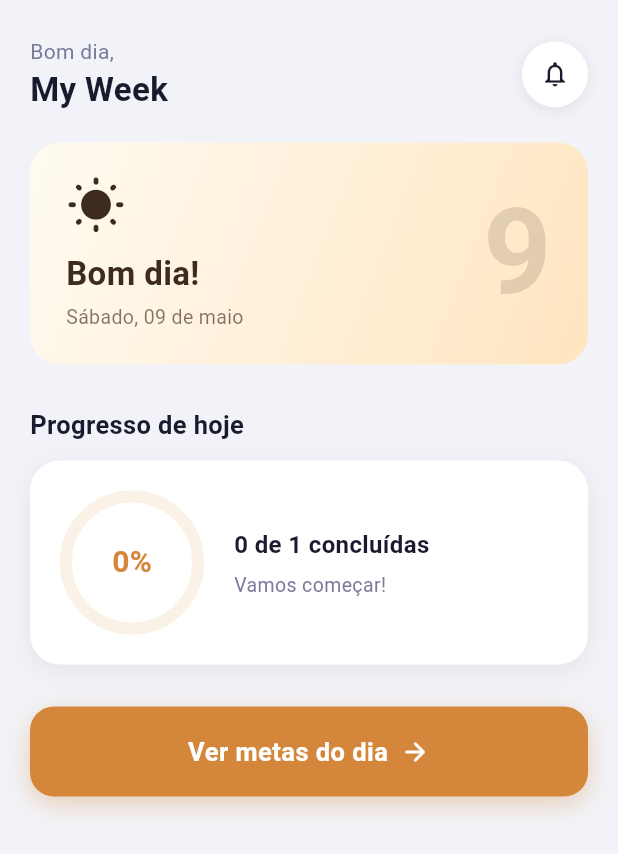
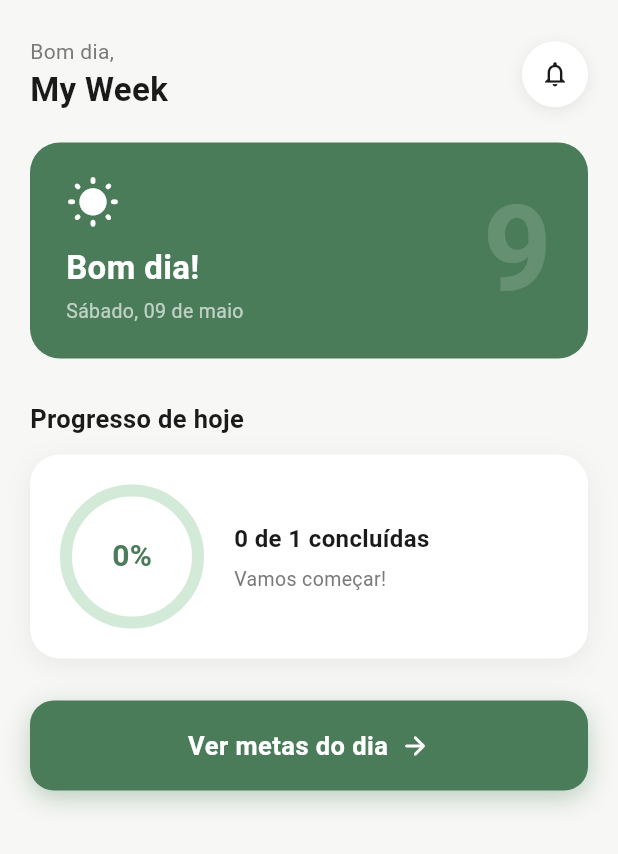
Before and after one commit to JotaDouglas/myweek, a Flutter app: the screen it shows after launch, on a phone screen of 412 x 824 dp. Shown: the top 854 px of the screen. Run offline on Flutter 3.47's test engine with Material 3 defaults, Android fonts, the phone set to English and light mode, and no system bars; Roboto replaces fonts that are missing (SF Pro Display).

Commit message:
feat: Tela home com apenas uma cor

```diff
--- a/lib/core/theme/cores_app.dart
+++ b/lib/core/theme/cores_app.dart
@@ -12,21 +12,4 @@ class CoresApp {
   static const Color diaSelecionado = Color(0xFF4A7C59);
   static const Color diaAtual = Color(0xFFD4EAD9);
 
-  // Período: Manhã (5h–12h)
-  static const Color fundoManha1 = Color(0xFFFFFBF2);
-  static const Color fundoManha2 = Color(0xFFFFE5C0);
-  static const Color accentManha = Color(0xFFD4873A);
-  static const Color textoManha = Color(0xFF3D2B1F);
-
-  // Período: Tarde (12h–18h)
-  static const Color fundoTarde1 = Color(0xFFFFF4EC);
-  static const Color fundoTarde2 = Color(0xFFFFD4A0);
-  static const Color accentTarde = Color(0xFFE07020);
-  static const Color textoTarde = Color(0xFF3E2010);
-
-  // Período: Noite (18h–5h)
-  static const Color fundoNoite1 = Color(0xFF1C2540);
-  static const Color fundoNoite2 = Color(0xFF0D1420);
-  static const Color accentNoite = Color(0xFF8B9FE8);
-  static const Color textoNoite = Color(0xFFE8ECF8);
 }
--- a/lib/views/tela_inicial/tela_inicial_page.dart
+++ b/lib/views/tela_inicial/tela_inicial_page.dart
@@ -27,14 +27,13 @@ class _TelaInicialPageState extends State<TelaInicialPage> {
   @override
   Widget build(BuildContext context) {
     final vm = context.watch<SemanaViewModel>();
-    final periodo = periodoAtual();
-    final tema = _temaDoPeriodo(periodo);
+    final info = _infoDoPeriodo(periodoAtual());
 
     final total = vm.metasDoDia.length;
     final concluidas = vm.metasDoDia.where((m) => m.concluida).length;
 
     return Scaffold(
-      backgroundColor: const Color(0xFFF2F3F8),
+      backgroundColor: CoresApp.fundo,
       body: SafeArea(
         child: SingleChildScrollView(
           padding: const EdgeInsets.symmetric(horizontal: 20),
@@ -42,26 +41,22 @@ class _TelaInicialPageState extends State<TelaInicialPage> {
             crossAxisAlignment: CrossAxisAlignment.start,
             children: [
               const SizedBox(height: 24),
-              _cabecalho(tema),
+              _cabecalho(info),
               const SizedBox(height: 20),
-              _cartaoSaudacao(tema),
+              _cartaoSaudacao(info),
               const SizedBox(height: 28),
               const Text(
                 'Progresso de hoje',
                 style: TextStyle(
                   fontSize: 17,
                   fontWeight: FontWeight.bold,
-                  color: Color(0xFF1A1A2E),
+                  color: CoresApp.textoPrimario,
                 ),
               ),
               const SizedBox(height: 12),
-              IndicadorProgressoDiario(
-                total: total,
-                concluidas: concluidas,
-                corAccent: tema.corAccent,
-              ),
+              IndicadorProgressoDiario(total: total, concluidas: concluidas),
               const SizedBox(height: 28),
-              _botaoVerMetas(tema),
+              _botaoVerMetas(),
               const SizedBox(height: 32),
             ],
           ),
@@ -70,7 +65,7 @@ class _TelaInicialPageState extends State<TelaInicialPage> {
     );
   }
 
-  Widget _cabecalho(_TemaPeriodo tema) {
+  Widget _cabecalho(_InfoPeriodo info) {
     return Row(
       crossAxisAlignment: CrossAxisAlignment.center,
       children: [
@@ -78,10 +73,10 @@ class _TelaInicialPageState extends State<TelaInicialPage> {
           crossAxisAlignment: CrossAxisAlignment.start,
           children: [
             Text(
-              tema.saudacaoCurta,
+              info.saudacaoCurta,
               style: const TextStyle(
                 fontSize: 14,
-                color: Color(0xFF7A7A9D),
+                color: CoresApp.textoSecundario,
                 fontWeight: FontWeight.w400,
               ),
             ),
@@ -90,7 +85,7 @@ class _TelaInicialPageState extends State<TelaInicialPage> {
               style: TextStyle(
                 fontSize: 22,
                 fontWeight: FontWeight.bold,
-                color: Color(0xFF1A1A2E),
+                color: CoresApp.textoPrimario,
               ),
             ),
           ],
@@ -112,7 +107,7 @@ class _TelaInicialPageState extends State<TelaInicialPage> {
           ),
           child: const Icon(
             Icons.notifications_outlined,
-            color: Color(0xFF1A1A2E),
+            color: CoresApp.textoPrimario,
             size: 20,
           ),
         ),
@@ -120,16 +115,12 @@ class _TelaInicialPageState extends State<TelaInicialPage> {
     );
   }
 
-  Widget _cartaoSaudacao(_TemaPeriodo tema) {
+  Widget _cartaoSaudacao(_InfoPeriodo info) {
     final hoje = DateTime.now();
     return Container(
       padding: const EdgeInsets.symmetric(horizontal: 24, vertical: 22),
       decoration: BoxDecoration(
-        gradient: LinearGradient(
-          begin: Alignment.topLeft,
-          end: Alignment.bottomRight,
-          colors: tema.gradiente,
-        ),
+        color: CoresApp.primaria,
         borderRadius: BorderRadius.circular(20),
       ),
       child: Row(
@@ -138,12 +129,12 @@ class _TelaInicialPageState extends State<TelaInicialPage> {
           Column(
             crossAxisAlignment: CrossAxisAlignment.start,
             children: [
-              Icon(tema.icone, color: tema.corTexto, size: 40),
+              Icon(info.icone, color: Colors.white, size: 36),
               const SizedBox(height: 10),
               Text(
-                tema.saudacao,
-                style: TextStyle(
-                  color: tema.corTexto,
+                info.saudacao,
+                style: const TextStyle(
+                  color: Colors.white,
                   fontSize: 22,
                   fontWeight: FontWeight.bold,
                 ),
@@ -152,7 +143,7 @@ class _TelaInicialPageState extends State<TelaInicialPage> {
               Text(
                 formatarDataExtenso(hoje),
                 style: TextStyle(
-                  color: tema.corTexto.withValues(alpha: 0.65),
+                  color: Colors.white.withValues(alpha: 0.65),
                   fontSize: 13,
                 ),
               ),
@@ -162,7 +153,7 @@ class _TelaInicialPageState extends State<TelaInicialPage> {
           Text(
             hoje.day.toString(),
             style: TextStyle(
-              color: tema.corTexto.withValues(alpha: 0.15),
+              color: Colors.white.withValues(alpha: 0.15),
               fontSize: 80,
               fontWeight: FontWeight.bold,
               height: 1.0,
@@ -173,7 +164,7 @@ class _TelaInicialPageState extends State<TelaInicialPage> {
     );
   }
 
-  Widget _botaoVerMetas(_TemaPeriodo tema) {
+  Widget _botaoVerMetas() {
     return GestureDetector(
       onTap: () async {
         await Navigator.push(
@@ -186,11 +177,11 @@ class _TelaInicialPageState extends State<TelaInicialPage> {
         width: double.infinity,
         padding: const EdgeInsets.symmetric(vertical: 18),
         decoration: BoxDecoration(
-          color: tema.corAccent,
+          color: CoresApp.primaria,
           borderRadius: BorderRadius.circular(16),
           boxShadow: [
             BoxShadow(
-              color: tema.corAccent.withValues(alpha: 0.35),
+              color: CoresApp.primaria.withValues(alpha: 0.35),
               blurRadius: 14,
               offset: const Offset(0, 5),
             ),
@@ -216,31 +207,22 @@ class _TelaInicialPageState extends State<TelaInicialPage> {
     );
   }
 
-  _TemaPeriodo _temaDoPeriodo(PeriodoDia periodo) {
+  _InfoPeriodo _infoDoPeriodo(PeriodoDia periodo) {
     switch (periodo) {
       case PeriodoDia.manha:
-        return const _TemaPeriodo(
-          gradiente: [CoresApp.fundoManha1, CoresApp.fundoManha2],
-          corTexto: CoresApp.textoManha,
-          corAccent: CoresApp.accentManha,
+        return const _InfoPeriodo(
           icone: Icons.wb_sunny_rounded,
           saudacao: 'Bom dia!',
           saudacaoCurta: 'Bom dia,',
         );
       case PeriodoDia.tarde:
-        return const _TemaPeriodo(
-          gradiente: [CoresApp.fundoTarde1, CoresApp.fundoTarde2],
-          corTexto: CoresApp.textoTarde,
-          corAccent: CoresApp.accentTarde,
+        return const _InfoPeriodo(
           icone: Icons.light_mode_rounded,
           saudacao: 'Boa tarde!',
           saudacaoCurta: 'Boa tarde,',
         );
       case PeriodoDia.noite:
-        return const _TemaPeriodo(
-          gradiente: [CoresApp.fundoNoite1, CoresApp.fundoNoite2],
-          corTexto: CoresApp.textoNoite,
-          corAccent: CoresApp.accentNoite,
+        return const _InfoPeriodo(
           icone: Icons.nightlight_round,
           saudacao: 'Boa noite!',
           saudacaoCurta: 'Boa noite,',
@@ -249,18 +231,12 @@ class _TelaInicialPageState extends State<TelaInicialPage> {
   }
 }
 
-class _TemaPeriodo {
-  final List<Color> gradiente;
-  final Color corTexto;
-  final Color corAccent;
+class _InfoPeriodo {
   final IconData icone;
   final String saudacao;
   final String saudacaoCurta;
 
-  const _TemaPeriodo({
-    required this.gradiente,
-    required this.corTexto,
-    required this.corAccent,
+  const _InfoPeriodo({
     required this.icone,
     required this.saudacao,
     required this.saudacaoCurta,
--- a/lib/views/tela_inicial/widgets/indicador_progresso_diario.dart
+++ b/lib/views/tela_inicial/widgets/indicador_progresso_diario.dart
@@ -1,15 +1,15 @@
 import 'package:flutter/material.dart';
+
+import '../../../core/theme/cores_app.dart';
 
 class IndicadorProgressoDiario extends StatelessWidget {
   final int total;
   final int concluidas;
-  final Color corAccent;
 
   const IndicadorProgressoDiario({
     super.key,
     required this.total,
     required this.concluidas,
-    required this.corAccent,
   });
 
   @override
@@ -42,14 +42,16 @@ class IndicadorProgressoDiario extends StatelessWidget {
                   child: CircularProgressIndicator(
                     value: percentual,
                     strokeWidth: 8,
-                    backgroundColor: corAccent.withValues(alpha: 0.12),
-                    valueColor: AlwaysStoppedAnimation<Color>(corAccent),
+                    backgroundColor: CoresApp.primariaSuave,
+                    valueColor: const AlwaysStoppedAnimation<Color>(
+                      CoresApp.primaria,
+                    ),
                   ),
                 ),
                 Text(
                   percentualTexto,
-                  style: TextStyle(
-                    color: corAccent,
+                  style: const TextStyle(
+                    color: CoresApp.primaria,
                     fontSize: 20,
                     fontWeight: FontWeight.bold,
                   ),
@@ -67,7 +69,7 @@ class IndicadorProgressoDiario extends StatelessWidget {
                   style: const TextStyle(
                     fontSize: 16,
                     fontWeight: FontWeight.w600,
-                    color: Color(0xFF1A1A2E),
+                    color: CoresApp.textoPrimario,
                   ),
                 ),
                 const SizedBox(height: 6),
@@ -75,7 +77,7 @@ class IndicadorProgressoDiario extends StatelessWidget {
                   _mensagemMotivacional(percentual),
                   style: const TextStyle(
                     fontSize: 13,
-                    color: Color(0xFF7A7A9D),
+                    color: CoresApp.textoSecundario,
                     height: 1.4,
                   ),
                 ),
```
